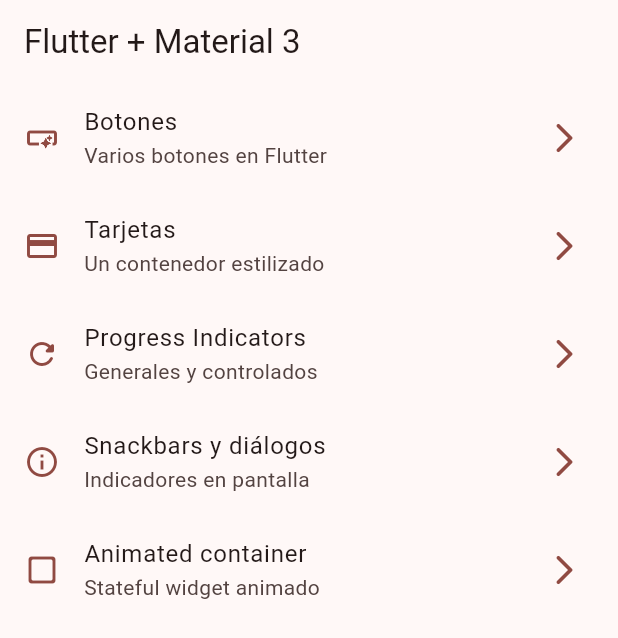
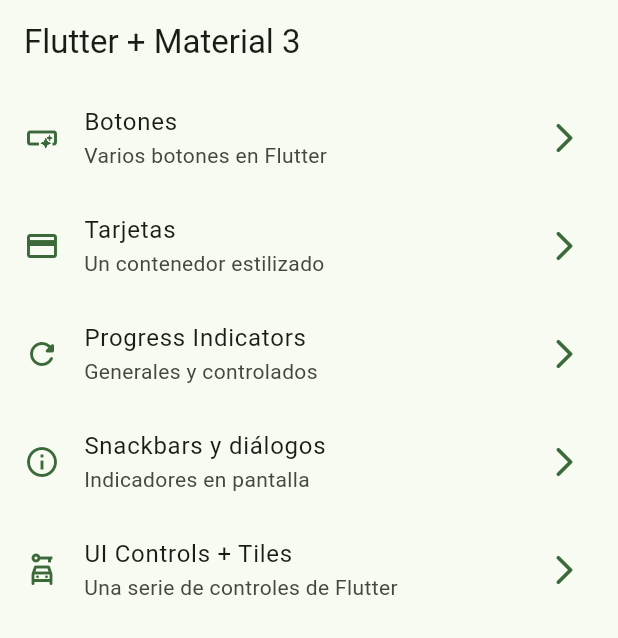
Before and after one commit to RichiiiRFC/widgets_app, a Flutter app: the screen it shows after launch, on a phone screen of 412 x 824 dp. Shown: the top 638 px of the screen. Run offline on Flutter 3.47's test engine with Material 3 defaults, Android fonts, the phone set to English and light mode, and no system bars; our stand-ins replace go_router.

```diff
--- a/lib/config/menu/menu_items.dart
+++ b/lib/config/menu/menu_items.dart
@@ -47,10 +47,10 @@ const appMenuItems = <MenuItem>[
   ),
 
   MenuItem(
-      title: 'Animated container',
-      subTitle: 'Stateful widget animado',
-      link: '/animated',
-      icon: Icons.check_box_outline_blank_rounded
+      title: 'UI Controls + Tiles',
+      subTitle: 'Una serie de controles de Flutter',
+      link: '/ui-controls',
+      icon: Icons.car_rental_outlined
   ),
 
 
--- a/lib/config/router/app_router.dart
+++ b/lib/config/router/app_router.dart
@@ -43,5 +43,11 @@ final appRouter = GoRouter(
       name: AnimatedScreen.name,
       builder: (context, state) => AnimatedScreen(),
     ),
+
+    GoRoute(
+      path: '/ui-controls',
+      name: UiControlsScreen.name,
+      builder: (context, state) => UiControlsScreen(),
+    ),
   ],
 );
--- a/lib/main.dart
+++ b/lib/main.dart
@@ -15,7 +15,7 @@ class MainApp extends StatelessWidget {
       title: "Flutter Widgets",
       routerConfig: appRouter,
       debugShowCheckedModeBanner: false,
-      theme: AppTheme(selectedColor: 3).getTheme(),
+      theme: AppTheme(selectedColor: 2).getTheme(),
     );
   }
 }
```
Also changed, not shown: lib/presentation/screens/ui_controls/ui_controls_screen.dart (+115 -2 lines).
